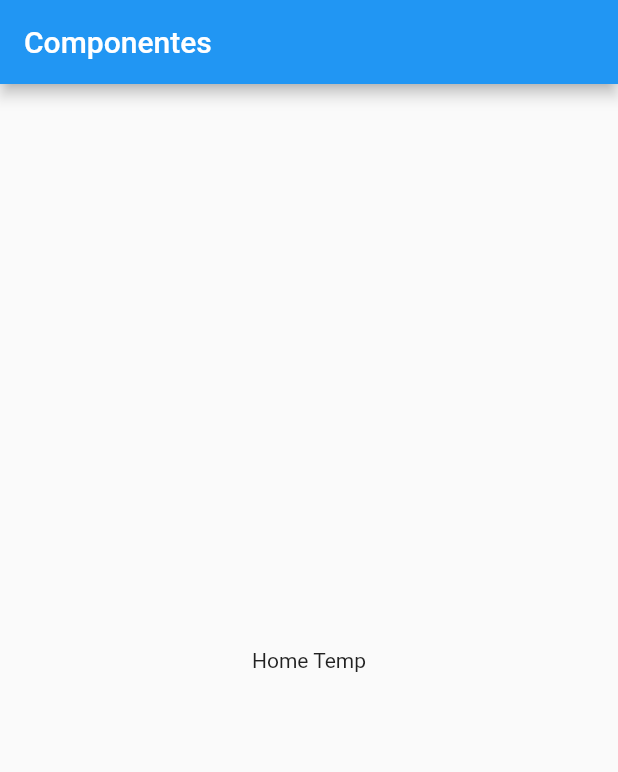
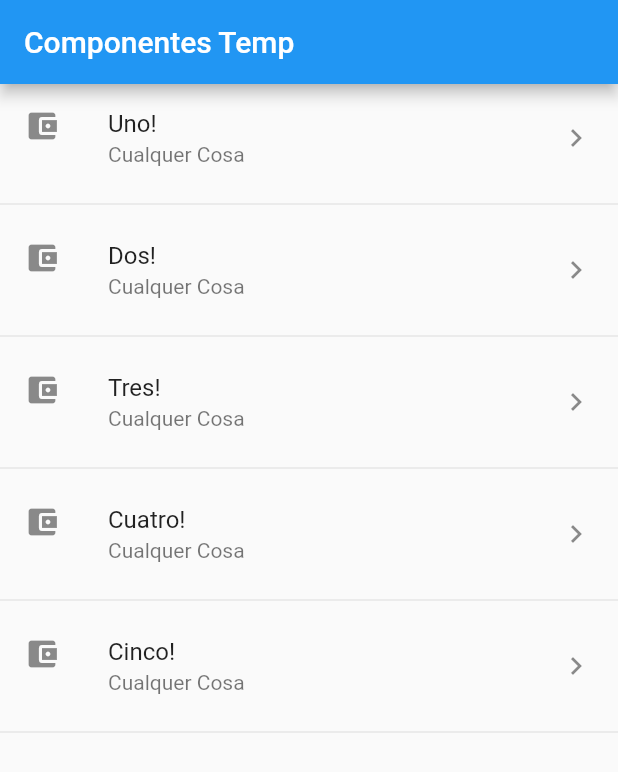
Before and after one commit to davquipe/componentes, a Flutter app: the screen it shows after launch, on a phone screen of 412 x 824 dp. Shown: the top 772 px of the screen. Run offline on Flutter 3.47's test engine with Material 2 defaults, Android fonts, the phone set to English and light mode, and no system bars.

Commit message:
metodo map de las listas y LisTile

```diff
--- a/lib/main.dart
+++ b/lib/main.dart
@@ -9,12 +9,7 @@ class MyApp extends StatelessWidget {
     return MaterialApp(
       title: 'Componentes App',
       debugShowCheckedModeBanner: false,
-      home: Scaffold(
-        appBar: AppBar(
-          title: Text('Componentes'),
-        ),
-        body: HomePageTemp()
-      ),
+      home: HomePageTemp(),
     );
   }
 }
--- a/lib/src/pages/home_temp.dart
+++ b/lib/src/pages/home_temp.dart
@@ -3,10 +3,65 @@ import 'package:flutter/material.dart';
 
 class HomePageTemp extends StatelessWidget {
 
+  final opciones = ['Uno', 'Dos', 'Tres', 'Cuatro', 'Cinco'];
+
   @override
   Widget build(BuildContext context) {
-    return Center(
-      child: Text('Home Temp')
+    return Scaffold(
+      appBar: AppBar(
+        title: Text('Componentes Temp'),
+      ),
+      body: ListView(
+        //children: _crearItems()
+        children: _crearItemsCorta()
+      ),
     );
   }
+
+
+
+List<Widget> _crearItems() {
+
+
+  List<Widget> lista = new List<Widget>();
+
+  for (String opt in opciones) {
+
+    final tempWidget = ListTile(
+      title: Text( opt ),
+      );
+
+      lista..add( tempWidget )
+           ..add( Divider() );
+
+  }
+
+  return lista;
+
+
+  return [];
 }
+
+List<Widget> _crearItemsCorta() {
+
+  return opciones.map( ( item ){
+
+    return Column(
+      children: <Widget>[
+        ListTile(
+          title: Text( item + '!' ),
+          subtitle: Text('Cualquer Cosa'),
+          leading: Icon(Icons.account_balance_wallet),
+          trailing: Icon(Icons.keyboard_arrow_right),
+          onTap: (){},
+        ),
+        Divider()
+      ],
+    );
+
+  }).toList();
+
+}
+
+
+}
```
